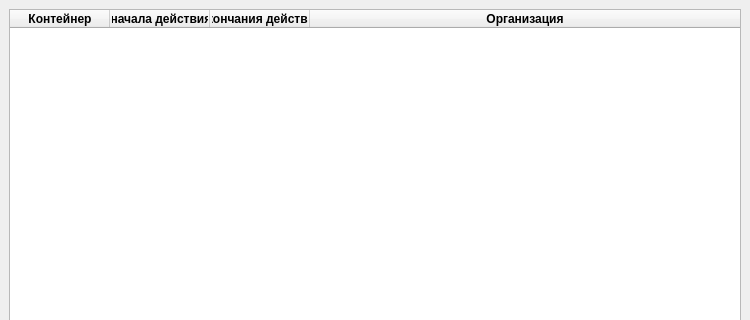
First picture: the form in mainwindow.ui, repository Scollia/ImpExpDS, before the edit; both pictures show x 0 to 750 and y 0 to 320 of the 750 by 537 pixel window.
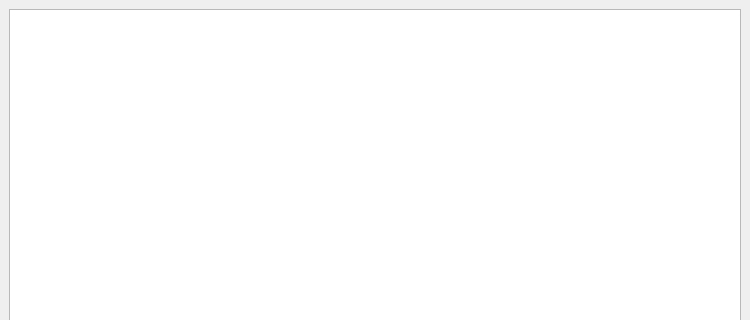
Second picture: the form after the edit.

Commit message: Проверка

The edit to the form file:
```diff
--- a/mainwindow.ui
+++ b/mainwindow.ui
@@ -18,7 +18,7 @@
     <item>
      <widget class="QTableWidget" name="tableWidget">
       <attribute name="horizontalHeaderVisible">
-       <bool>true</bool>
+       <bool>false</bool>
       </attribute>
       <attribute name="horizontalHeaderCascadingSectionResizes">
        <bool>false</bool>
@@ -32,20 +32,6 @@
       <attribute name="horizontalHeaderStretchLastSection">
        <bool>true</bool>
       </attribute>
-      <column>
-       <property name="text">
-        <string>Контейнер</string>
-       </property>
-       <property name="font">
-        <font>
-         <weight>75</weight>
-         <bold>true</bold>
-        </font>
-       </property>
-       <property name="textAlignment">
-        <set>AlignCenter</set>
-       </property>
-      </column>
       <column>
        <property name="text">
         <string>Дата начала действия ЭЦП</string>
@@ -76,7 +62,7 @@
       </column>
       <column>
        <property name="text">
-        <string>Организация</string>
+        <string>Контейнер</string>
        </property>
        <property name="font">
         <font>
```
The commit also changes 1 other file.
